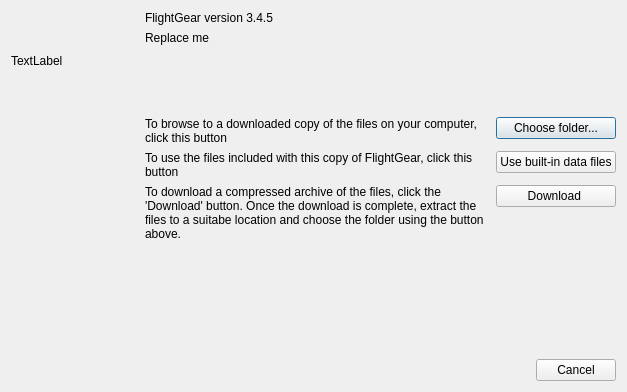
Qt form src/GUI/SetupRootDialog.ui (FlightGear/flightgear) before a commit.
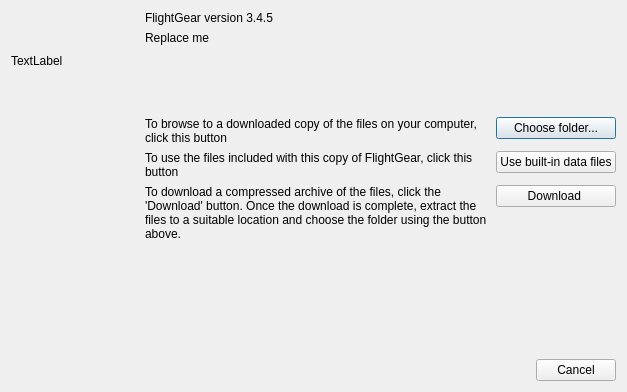
The same form after that commit.

The edit to the form file:
```diff
--- a/src/GUI/SetupRootDialog.ui
+++ b/src/GUI/SetupRootDialog.ui
@@ -116,7 +116,7 @@
    <item row="6" column="1">
     <widget class="QLabel" name="label_2">
      <property name="text">
-      <string>To download a compressed archive of the files, click the 'Download' button. Once the download is complete, extract the files to a suitabe location and choose the folder using the button above.</string>
+      <string>To download a compressed archive of the files, click the 'Download' button. Once the download is complete, extract the files to a suitable location and choose the folder using the button above.</string>
      </property>
      <property name="wordWrap">
       <bool>true</bool>
```
